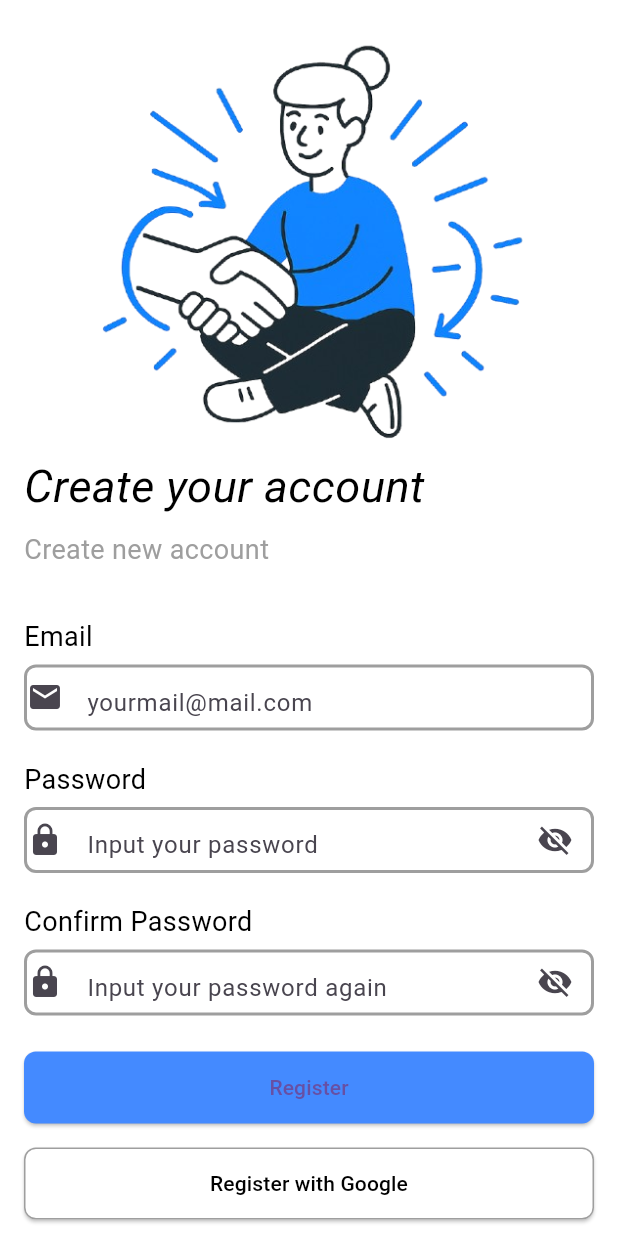
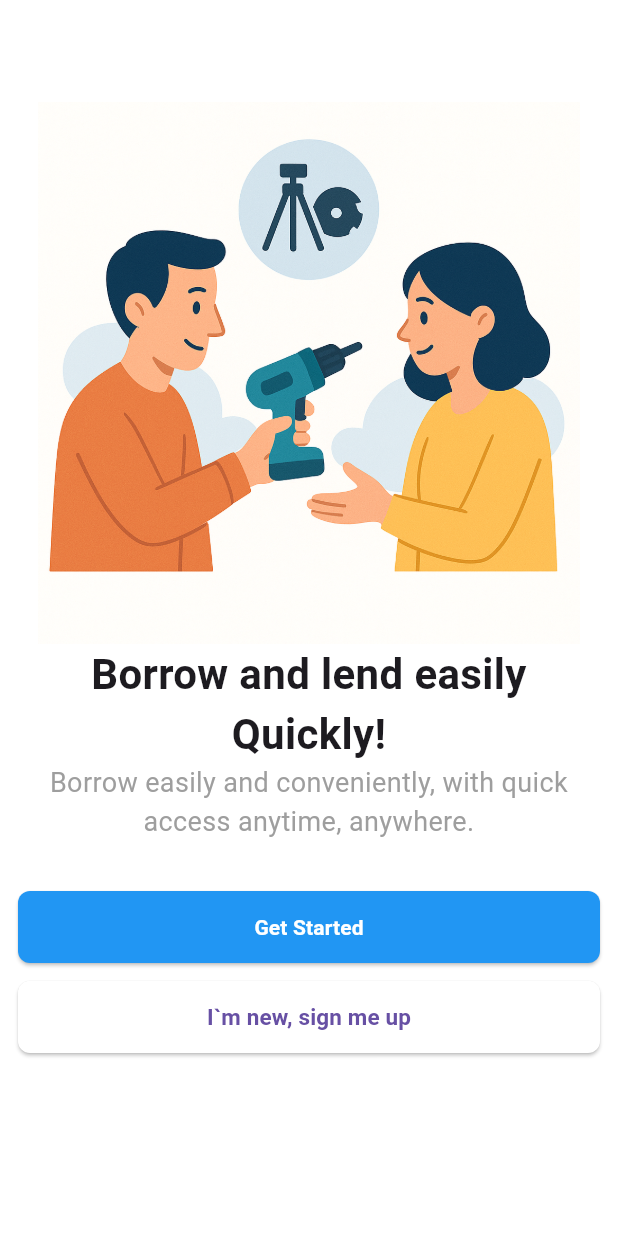
Before and after one commit to bibektako/borrowlend, a Flutter app: the screen it shows after launch, on a phone screen of 412 x 824 dp. Run offline on Flutter 3.47's test engine with Material 3 defaults, Android fonts, the phone set to English and light mode, and no system bars.

Commit message:
add onboarding view

```diff
--- a/lib/app.dart
+++ b/lib/app.dart
@@ -1,4 +1,5 @@
 import 'package:borrowlend/view/login_view.dart';
+import 'package:borrowlend/view/onboarding_view.dart';
 import 'package:borrowlend/view/signup_view.dart';
 import 'package:flutter/material.dart';
 
@@ -7,6 +8,8 @@ class App extends StatelessWidget{
 
   @override
   Widget build(BuildContext context) {
-    return MaterialApp(home: SignupView());
+
+    return MaterialApp(debugShowCheckedModeBanner: false,
+    home: OnBoardingView());
   }
 }
--- a/lib/view/login_view.dart
+++ b/lib/view/login_view.dart
@@ -1,32 +1,26 @@
 import 'package:flutter/material.dart';
 
-class LoginView extends StatefulWidget{
-  const LoginView ({super.key});
+class LoginView extends StatefulWidget {
+  const LoginView({super.key});
 
   @override
   State<LoginView> createState() => _LoginView();
-
-
 }
 
-class _LoginView extends State<LoginView>{
+class _LoginView extends State<LoginView> {
   bool _obscureText = true;
   @override
   Widget build(BuildContext context) {
-
     return Scaffold(
       backgroundColor: Colors.white,
-      appBar: AppBar(
-        backgroundColor: Colors.white,
-      ),
+      appBar: AppBar(backgroundColor: Colors.white),
       body: Padding(
-
         padding: EdgeInsets.all(12),
         child: Column(
           crossAxisAlignment: CrossAxisAlignment.stretch,
           children: [
-            Image.asset('assets/image/loginimage.png',height: 50,width:50),
-            SizedBox(height:12),
+            Image.asset('assets/image/loginimage.png', height: 50, width: 50),
+            SizedBox(height: 12),
             Container(
               alignment: Alignment.centerLeft,
               child: Column(
@@ -37,65 +31,47 @@ class _LoginView extends State<LoginView>{
                       style: TextStyle(
                         color: Colors.black,
                         fontSize: 30,
-                      fontStyle: FontStyle.italic
-                       )
+                        fontStyle: FontStyle.italic,
+                      ),
                     ),
                   ),
                   SizedBox(height: 8),
                   Text(
                     "Log into your account",
-                style: TextStyle(
-                color: Colors.grey,
-                fontSize: 18
-                  ),
+                    style: TextStyle(color: Colors.grey, fontSize: 18),
                   ),
                 ],
               ),
             ),
-          SizedBox(height:32),
-          Text(
-            "Email",
-            style: TextStyle(
-              color:Colors.black,
-              fontSize: 18
-            )
-            ),
+            SizedBox(height: 32),
+            Text("Email", style: TextStyle(color: Colors.black, fontSize: 18)),
             Container(
               height: 44,
               decoration: BoxDecoration(
-
                 borderRadius: BorderRadius.circular(8),
-                border: Border.all(
-                  color: Colors.grey,
-                  width: 2
-                )
+                border: Border.all(color: Colors.grey, width: 2),
               ),
               child: TextFormField(
                 decoration: InputDecoration(
                   icon: Icon(Icons.email),
                   hintText: "Yourmail@mail.com",
-                  border: InputBorder.none
+                  border: InputBorder.none,
                 ),
 
                 keyboardType: TextInputType.numberWithOptions(),
-
               ),
             ),
             SizedBox(height: 20),
-             Text("Password",
-             style: TextStyle(
-              color: Colors.black,
-              fontSize: 18
-             ),),
-             SizedBox(height:5),
+            Text(
+              "Password",
+              style: TextStyle(color: Colors.black, fontSize: 18),
+            ),
+            SizedBox(height: 5),
             Container(
               height: 44,
               decoration: BoxDecoration(
                 borderRadius: BorderRadius.circular(8),
-                border: Border.all(
-                  color: Colors.grey,
-                  width: 2
-                )
+                border: Border.all(color: Colors.grey, width: 2),
               ),
               child: TextFormField(
                 obscureText: _obscureText,
@@ -105,14 +81,14 @@ class _LoginView extends State<LoginView>{
                   border: InputBorder.none,
                   suffixIcon: IconButton(
                     icon: Icon(
-                      _obscureText ? Icons.visibility_off : Icons.visibility
+                      _obscureText ? Icons.visibility_off : Icons.visibility,
                     ),
-                    onPressed: (){
+                    onPressed: () {
                       setState(() {
                         _obscureText = !_obscureText;
                       });
                     },
-                    )
+                  ),
                 ),
               ),
             ),
@@ -122,89 +98,73 @@ class _LoginView extends State<LoginView>{
               child: RichText(
                 text: const TextSpan(
                   text: "Forgot your password?",
-                  style: TextStyle(
-                    color: Colors.grey,
-                    fontSize: 20
-                  ),
+                  style: TextStyle(color: Colors.grey, fontSize: 20),
                   children: <TextSpan>[
                     TextSpan(
                       text: "Reset Here",
                       style: TextStyle(
                         fontWeight: FontWeight.bold,
                         color: Colors.blue,
-                      )
-                    )
-                  ]
                       ),
-              )
-
                     ),
-             SizedBox(height:24),
+                  ],
+                ),
+              ),
+            ),
+            SizedBox(height: 24),
             SizedBox(
-              width:double.infinity,
-              height:48,
-              child:ElevatedButton(
+              width: double.infinity,
+              height: 48,
+              child: ElevatedButton(
                 style: ElevatedButton.styleFrom(
                   backgroundColor: Colors.blueAccent,
                   shape: RoundedRectangleBorder(
-                    borderRadius: BorderRadius.circular(8)
-                  )
+                    borderRadius: BorderRadius.circular(8),
                   ),
-                onPressed:(){
-
-                } ,
-                child: Text("login"))
                 ),
-             SizedBox(height:16),
+                onPressed: () {},
+                child: Text("login"),
+              ),
+            ),
+            SizedBox(height: 16),
             SizedBox(
-              width:double.infinity,
-              height:48,
-              child:ElevatedButton(
-
+              width: double.infinity,
+              height: 48,
+              child: ElevatedButton(
                 style: ElevatedButton.styleFrom(
                   backgroundColor: Colors.white,
                   shape: RoundedRectangleBorder(
-                    borderRadius: BorderRadius.circular(8)
-                  )
+                    borderRadius: BorderRadius.circular(8),
                   ),
-                onPressed:(){
+                ),
+                onPressed: () {},
 
-                } ,
-                child: Text(
-                  "Login with Google"))
+                child: Text("Login with Google"),
+              ),
             ),
 
-            SizedBox(height:200),
+            SizedBox(height: 200),
 
             SizedBox(
-
               child: RichText(
                 textAlign: TextAlign.center,
                 text: const TextSpan(
                   text: "Don`t have an account?",
-                  style: TextStyle(
-                    color: Colors.black,
-                    fontSize: 20
-                  ),
+                  style: TextStyle(color: Colors.black, fontSize: 20),
                   children: <TextSpan>[
                     TextSpan(
                       text: "Click here",
                       style: TextStyle(
                         color: Colors.blue,
                         fontWeight: FontWeight.bold,
-
-                      )
-                    )
-                  ]
                       ),
                     ),
-
-             )
-
-
-
                   ],
-        )
+                ),
+              ),
+            ),
+          ],
+        ),
       ),
     );
   }
--- /dev/null
+++ b/lib/view/onboarding_view.dart
@@ -0,0 +1,72 @@
+import 'package:borrowlend/view/login_view.dart';
+import 'package:flutter/material.dart';
+
+class OnBoardingView extends StatefulWidget {
+  const OnBoardingView({super.key});
+
+  @override
+  State<OnBoardingView> createState() => _OnBoardingView();
+}
+
+class _OnBoardingView extends State<OnBoardingView> {
+  @override
+  Widget build(BuildContext context) {
+    return Scaffold(
+      appBar: AppBar(backgroundColor: Colors.white),
+      backgroundColor: Colors.white,
+      body: Padding(
+        padding: const EdgeInsets.all(12.0),
+        child: Center(
+          child: Column(
+            children: [
+              SizedBox(height: 361,width: 450,
+                child: Image.asset('assets/image/onboarding.png')),
+              Text(
+                "Borrow and lend easily Quickly!",
+                textAlign: TextAlign.center,
+                style: TextStyle(fontSize: 28, fontWeight: FontWeight.bold),
+              ),
+              Text(
+                textAlign: TextAlign.center,
+                "Borrow easily and conveniently, with quick access anytime, anywhere.",
+                style: TextStyle(fontSize: 18, color: Colors.grey),
+              ),
+              SizedBox(height:33),
+              SizedBox(
+                height: 48,
+                width: double.infinity,
+                child: ElevatedButton(
+                  style: ElevatedButton.styleFrom(
+                    backgroundColor: Colors.blue,
+                    shape: RoundedRectangleBorder(
+                      borderRadius: BorderRadius.circular(8),
+                    ),
+                  ),
+                  onPressed: () {
+                    Navigator.push(context, MaterialPageRoute(builder: (_)=>const LoginView()));
+                  },
+                  child: Text("Get Started",style: TextStyle(fontSize: 14,fontWeight: FontWeight.bold, color: Colors.white)),
+                ),
+              ),
+              SizedBox(height: 12),
+              SizedBox(
+                height: 48,
+                width: double.infinity,
+                child: ElevatedButton(
+                  style: ElevatedButton.styleFrom(
+                  backgroundColor: Colors.white,
+                  shape: RoundedRectangleBorder(
+                    borderRadius: BorderRadius.circular(8)
+                  )
+                  ),
+                  onPressed: (){
+                    Navigator.push(context,MaterialPageRoute(builder: (_)=>const LoginView()));
+                  }, child: Text("I`m new, sign me up",style: TextStyle( fontSize: 15,fontWeight: FontWeight.bold))),
+              )
+            ],
+          ),
+        ),
+      ),
+    );
+  }
+}
--- a/pubspec.yaml
+++ b/pubspec.yaml
@@ -59,7 +59,8 @@ flutter:
 
   # To add assets to your application, add an assets section, like this:
   assets:
-     -   assets/image/loginimage.png
+    - assets/image/
+    - assets/logo/
 
 
   #   - images/a_dot_ham.jpeg
```
Also changed, not shown: lib/view/signup_view.dart (+10 -12 lines), assets/image/onboarding.png (added). Lines whose indentation alone changed are shown as unchanged.
